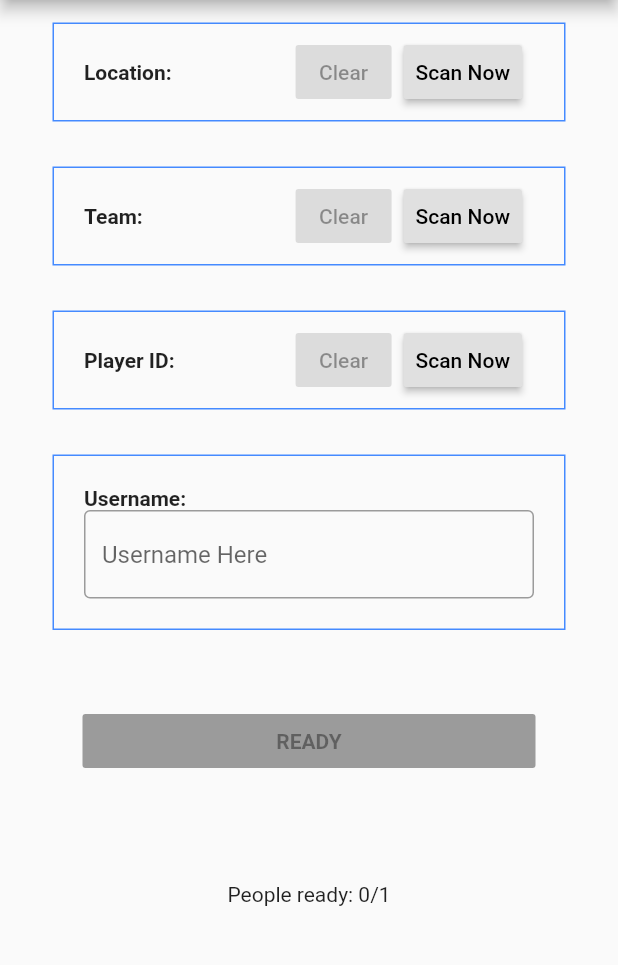
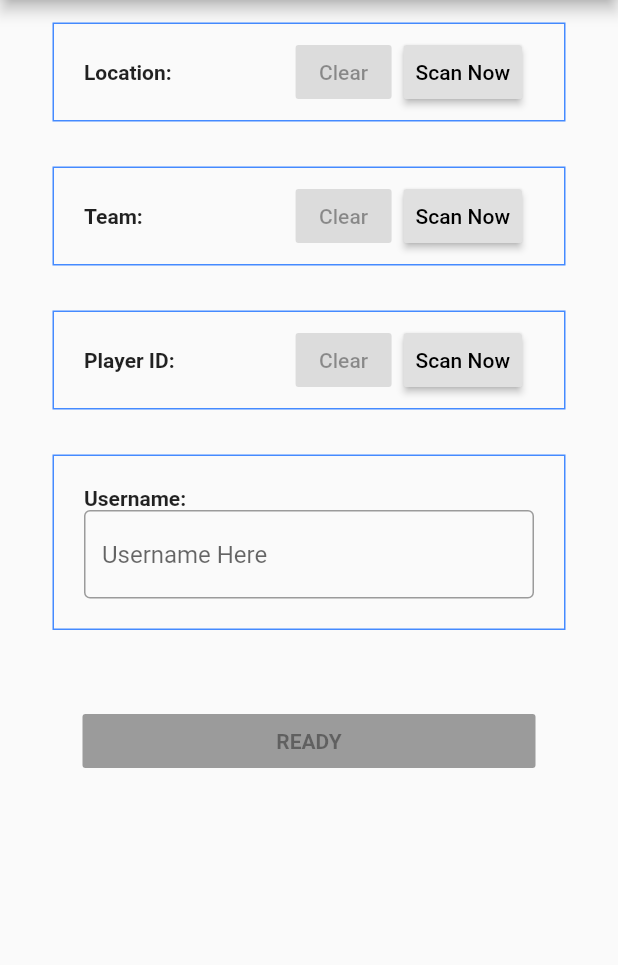
Before and after one commit to Questionable-Research-Labs/GameMakerGame-2021, a Flutter app: the screen it shows after launch, on a phone screen of 412 x 824 dp, the part 84-1049 px from its top. Run offline on Flutter 3.47's test engine with Material 2 defaults, Android fonts, the phone set to English and light mode, and no system bars; our stand-ins replace flutter_redux, permission_handler, redux, tuple; missing offline and left inert: qr_code_scanner; network calls fail.

Commit message:
Removed orphan counter

```diff
--- a/QRTag/lib/main.dart
+++ b/QRTag/lib/main.dart
@@ -391,18 +391,18 @@ class _HomePageState extends State<HomePage> {
                   // *******************
                   // Ready Players Count
                   // *******************
-                  Container(
-                    margin: const EdgeInsets.all(15.0),
-                    padding: const EdgeInsets.all(20.0),
-                    child: Center(
-                        child: StoreConnector<AppState, Tuple2<int, int>>(
-                            converter: (store) {
-                      return store.state.playerNumbers;
-                    }, builder: (context, playerNumbers) {
-                      return Text(
-                          "People ready: ${playerNumbers.item1}/${playerNumbers.item2}"); // <playersReady,playersTotal>
-                    })),
-                  ),
+                  // Container(
+                  //   margin: const EdgeInsets.all(15.0),
+                  //   padding: const EdgeInsets.all(20.0),
+                  //   child: Center(
+                  //       child: StoreConnector<AppState, Tuple2<int, int>>(
+                  //           converter: (store) {
+                  //     return store.state.playerNumbers;
+                  //   }, builder: (context, playerNumbers) {
+                  //     return Text(
+                  //         "People ready: ${playerNumbers.item1}/${playerNumbers.item2}"); // <playersReady,playersTotal>
+                  //   })),
+                  // ),
                 ],
               ),
             ))));
```
